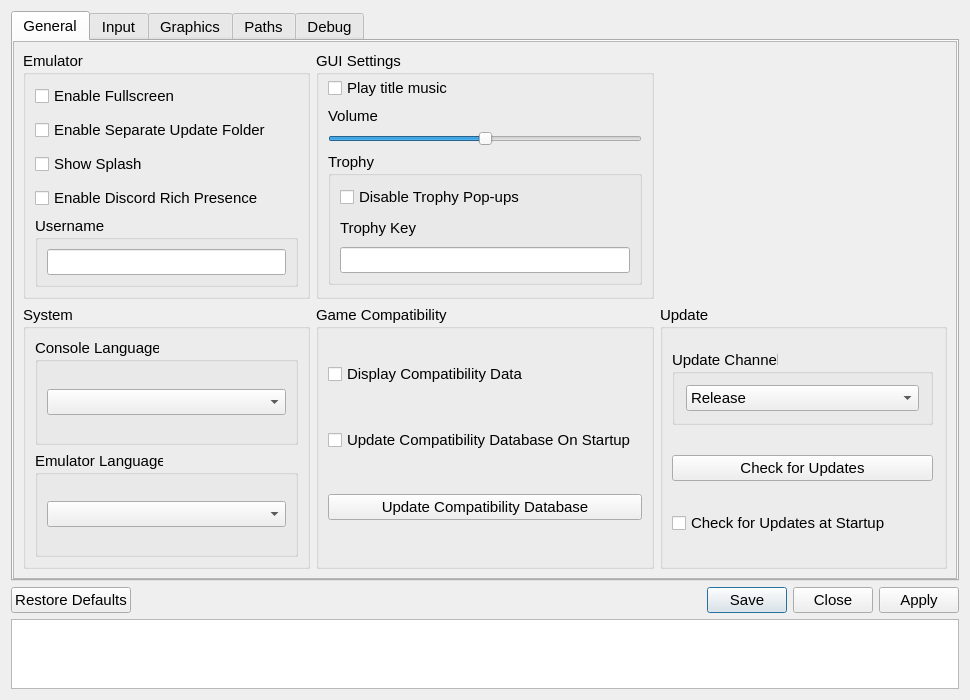
shadps4-emu/shadPS4, file src/qt_gui/settings_dialog.ui: the form before one commit.
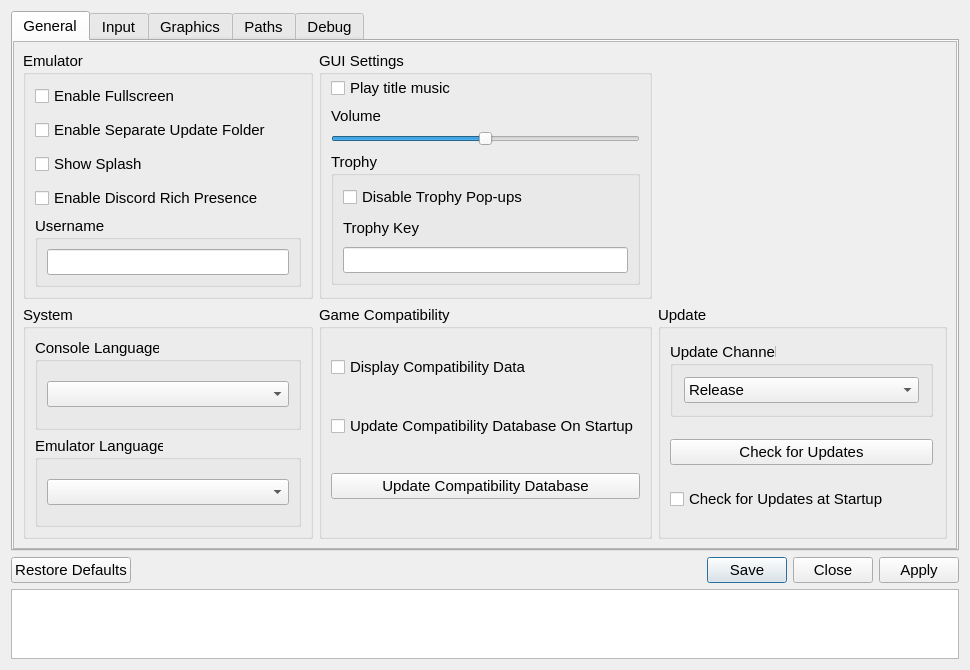
The form after the commit. Icons and pictures are not drawn.

The edit to the form file:
```diff
--- a/src/qt_gui/settings_dialog.ui
+++ b/src/qt_gui/settings_dialog.ui
@@ -12,7 +12,7 @@
     <x>0</x>
     <y>0</y>
     <width>970</width>
-    <height>700</height>
+    <height>670</height>
    </rect>
   </property>
   <property name="sizePolicy">
@@ -562,7 +562,7 @@
                          <widget class="QLineEdit" name="trophyKeyLineEdit">
                           <property name="minimumSize">
                            <size>
-                            <width>290</width>
+                            <width>0</width>
                             <height>0</height>
                            </size>
                           </property>
```
